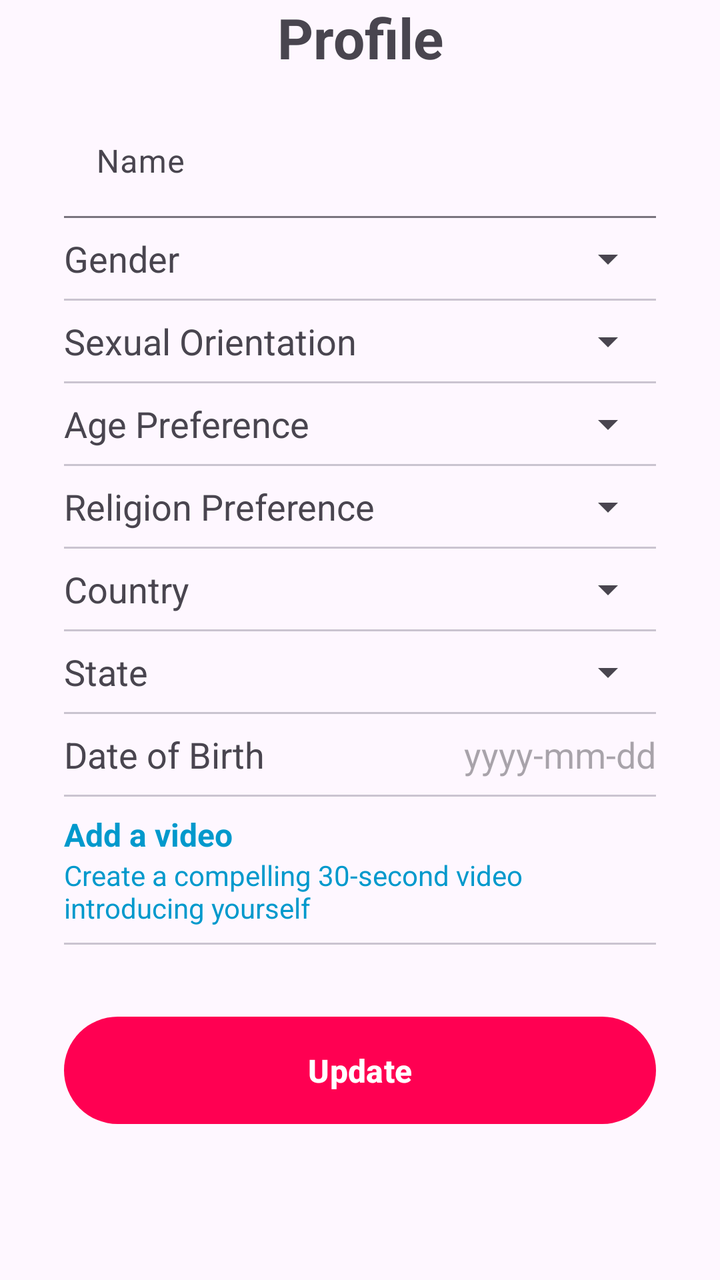
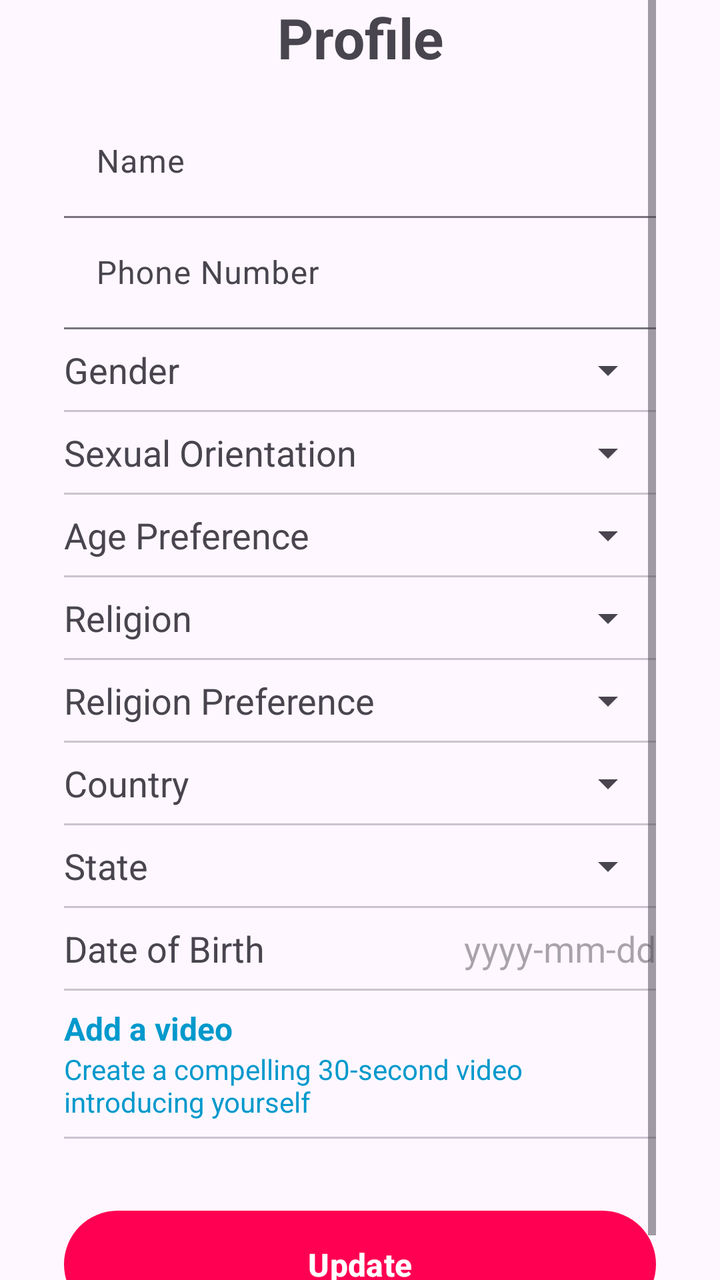

Before-and-after screenshots of an Android layout around one commit, followed by the original layout XML and the change that was made.
<!-- AndroidManifest.xml: application theme Theme.You4me -->
<!-- res/layout/fragment_profile.xml -->
<?xml version="1.0" encoding="utf-8"?>
<ScrollView xmlns:android="http://schemas.android.com/apk/res/android"
    xmlns:app="http://schemas.android.com/apk/res-auto"
    xmlns:tools="http://schemas.android.com/tools"
    android:layout_width="match_parent"
    android:layout_height="match_parent"
    android:layout_marginVertical="16dp"
    android:paddingHorizontal="32dp"
    tools:context=".ui.profile.ProfileFragment">

    <androidx.constraintlayout.widget.ConstraintLayout
        android:layout_width="match_parent"
        android:layout_height="wrap_content">

        <TextView
            android:id="@+id/profile_txt"
            android:layout_width="wrap_content"
            android:layout_height="wrap_content"
            android:text="@string/profile"
            android:textSize="28sp"
            android:textStyle="bold"
            app:layout_constraintEnd_toEndOf="parent"
            app:layout_constraintStart_toStartOf="parent"
            app:layout_constraintTop_toTopOf="parent" />

        <com.google.android.material.textfield.TextInputLayout
            android:id="@+id/name_lyt"
            style="@style/Widget.Material3.TextInputLayout.FilledBox"
            android:layout_width="match_parent"
            android:layout_height="wrap_content"
            android:layout_marginTop="16dp"
            android:hint="@string/name"
            app:layout_constraintTop_toBottomOf="@id/profile_txt">

            <com.google.android.material.textfield.TextInputEditText
                android:id="@+id/name"
                android:layout_width="match_parent"
                android:layout_height="match_parent"
                android:background="@android:color/transparent" />

        </com.google.android.material.textfield.TextInputLayout>

        <androidx.constraintlayout.widget.ConstraintLayout
            android:id="@+id/gender_lyt"
            android:layout_width="match_parent"
            android:layout_height="wrap_content"
            android:layout_marginTop="8dp"
            app:layout_constraintStart_toStartOf="parent"
            app:layout_constraintTop_toBottomOf="@id/name_lyt">

            <TextView
                android:id="@+id/gender_label"
                android:layout_width="wrap_content"
                android:layout_height="wrap_content"
                android:text="@string/gender"
                android:textSize="18sp"
                app:layout_constraintTop_toTopOf="parent"
                app:layout_constraintEnd_toStartOf="@id/gender_spinner"
                app:layout_constraintHorizontal_chainStyle="spread_inside"
                app:layout_constraintStart_toStartOf="parent" />

            <Spinner
                android:id="@+id/gender_spinner"
                android:layout_width="wrap_content"
                android:layout_height="wrap_content"
                app:layout_constraintBottom_toBottomOf="@id/gender_label"
                app:layout_constraintEnd_toEndOf="parent"
                app:layout_constraintStart_toEndOf="@id/gender_label"
                app:layout_constraintTop_toTopOf="@id/gender_label" />

            <com.google.android.material.divider.MaterialDivider
                android:id="@+id/divider8"
                android:layout_width="match_parent"
                android:layout_height="1dp"
                android:layout_marginTop="8dp"
                app:layout_constraintTop_toBottomOf="@id/gender_label" />

        </androidx.constraintlayout.widget.ConstraintLayout>

        <TextView
            android:id="@+id/sexual_orientation_label"
            android:layout_width="wrap_content"
            android:layout_height="wrap_content"
            android:layout_marginTop="8dp"
            android:text="@string/sexual_orientation"
            android:textSize="18sp"
            app:layout_constraintEnd_toStartOf="@id/sexual_orientation_spinner"
            app:layout_constraintHorizontal_chainStyle="spread_inside"
            app:layout_constraintStart_toStartOf="parent"
            app:layout_constraintTop_toBottomOf="@id/gender_lyt" />

        <Spinner
            android:id="@+id/sexual_orientation_spinner"
            android:layout_width="wrap_content"
            android:layout_height="wrap_content"
            app:layout_constraintBottom_toBottomOf="@id/sexual_orientation_label"
            app:layout_constraintEnd_toEndOf="parent"
            app:layout_constraintStart_toEndOf="@id/sexual_orientation_label"
            app:layout_constraintTop_toTopOf="@id/sexual_orientation_label" />

        <com.google.android.material.divider.MaterialDivider
            android:id="@+id/divider1"
            android:layout_width="match_parent"
            android:layout_height="1dp"
            android:layout_marginTop="8dp"
            app:layout_constraintTop_toBottomOf="@id/sexual_orientation_label" />

        <TextView
            android:id="@+id/age_preference_label"
            android:layout_width="wrap_content"
            android:layout_height="wrap_content"
            android:layout_marginTop="8dp"
            android:text="@string/age_preference"
            android:textSize="18sp"
            app:layout_constraintEnd_toStartOf="@id/age_preference_spinner"
            app:layout_constraintHorizontal_chainStyle="spread_inside"
            app:layout_constraintStart_toStartOf="parent"
            app:layout_constraintTop_toBottomOf="@id/divider1" />

        <Spinner
            android:id="@+id/age_preference_spinner"
            android:layout_width="wrap_content"
            android:layout_height="wrap_content"
            app:layout_constraintBottom_toBottomOf="@id/age_preference_label"
            app:layout_constraintEnd_toEndOf="parent"
            app:layout_constraintStart_toEndOf="@id/age_preference_label"
            app:layout_constraintTop_toTopOf="@id/age_preference_label" />

        <com.google.android.material.divider.MaterialDivider
            android:id="@+id/divider2"
            android:layout_width="match_parent"
            android:layout_height="1dp"
            android:layout_marginTop="8dp"
            app:layout_constraintTop_toBottomOf="@id/age_preference_label" />

        <TextView
            android:id="@+id/religion_preference_label"
            android:layout_width="wrap_content"
            android:layout_height="wrap_content"
            android:layout_marginTop="8dp"
            android:text="@string/religion_preference"
            android:textSize="18sp"
            app:layout_constraintEnd_toStartOf="@id/religion_preference_spinner"
            app:layout_constraintHorizontal_chainStyle="spread_inside"
            app:layout_constraintStart_toStartOf="parent"
            app:layout_constraintTop_toBottomOf="@id/divider2" />

        <Spinner
            android:id="@+id/religion_preference_spinner"
            android:layout_width="wrap_content"
            android:layout_height="wrap_content"
            app:layout_constraintBottom_toBottomOf="@id/religion_preference_label"
            app:layout_constraintEnd_toEndOf="parent"
            app:layout_constraintStart_toEndOf="@id/religion_preference_label"
            app:layout_constraintTop_toTopOf="@id/religion_preference_label" />

        <com.google.android.material.divider.MaterialDivider
            android:id="@+id/divider3"
            android:layout_width="match_parent"
            android:layout_height="1dp"
            android:layout_marginTop="8dp"
            app:layout_constraintTop_toBottomOf="@id/religion_preference_label" />

        <TextView
            android:id="@+id/country_label"
            android:layout_width="wrap_content"
            android:layout_height="wrap_content"
            android:layout_marginTop="8dp"
            android:text="@string/country"
            android:textSize="18sp"
            app:layout_constraintEnd_toStartOf="@id/country_spinner"
            app:layout_constraintHorizontal_chainStyle="spread_inside"
            app:layout_constraintStart_toStartOf="parent"
            app:layout_constraintTop_toBottomOf="@id/divider3" />

        <Spinner
            android:id="@+id/country_spinner"
            android:layout_width="wrap_content"
            android:layout_height="wrap_content"
            app:layout_constraintBottom_toBottomOf="@id/country_label"
            app:layout_constraintEnd_toEndOf="parent"
            app:layout_constraintStart_toEndOf="@id/country_label"
            app:layout_constraintTop_toTopOf="@id/country_label" />

        <com.google.android.material.divider.MaterialDivider
            android:id="@+id/divider4"
            android:layout_width="match_parent"
            android:layout_height="1dp"
            android:layout_marginTop="8dp"
            app:layout_constraintTop_toBottomOf="@id/country_label" />

        <TextView
            android:id="@+id/state_label"
            android:layout_width="wrap_content"
            android:layout_height="wrap_content"
            android:layout_marginTop="8dp"
            android:text="@string/state"
            android:textSize="18sp"
            app:layout_constraintEnd_toStartOf="@id/state_spinner"
            app:layout_constraintHorizontal_chainStyle="spread_inside"
            app:layout_constraintStart_toStartOf="parent"
            app:layout_constraintTop_toBottomOf="@id/divider4" />

        <Spinner
            android:id="@+id/state_spinner"
            android:layout_width="wrap_content"
            android:layout_height="wrap_content"
            app:layout_constraintBottom_toBottomOf="@id/state_label"
            app:layout_constraintEnd_toEndOf="parent"
            app:layout_constraintStart_toEndOf="@id/state_label"
            app:layout_constraintTop_toTopOf="@id/state_label" />

        <com.google.android.material.divider.MaterialDivider
            android:id="@+id/divider5"
            android:layout_width="match_parent"
            android:layout_height="1dp"
            android:layout_marginTop="8dp"
            app:layout_constraintTop_toBottomOf="@id/state_label" />

        <TextView
            android:id="@+id/dob_label"
            android:layout_width="wrap_content"
            android:layout_height="wrap_content"
            android:layout_marginTop="8dp"
            android:text="@string/dob"
            android:textSize="18sp"
            app:layout_constraintEnd_toStartOf="@id/dob"
            app:layout_constraintHorizontal_chainStyle="spread_inside"
            app:layout_constraintStart_toStartOf="parent"
            app:layout_constraintTop_toBottomOf="@id/divider5" />

        <com.google.android.material.textfield.TextInputEditText
            android:id="@+id/dob"
            android:layout_width="wrap_content"
            android:layout_height="wrap_content"
            android:background="@android:color/transparent"
            android:hint="@string/date_hint"
            android:inputType="none"
            app:layout_constraintBottom_toBottomOf="@id/dob_label"
            app:layout_constraintEnd_toEndOf="parent"
            app:layout_constraintStart_toEndOf="@id/dob_label"
            app:layout_constraintTop_toTopOf="@id/dob_label" />

        <com.google.android.material.divider.MaterialDivider
            android:id="@+id/divider6"
            android:layout_width="match_parent"
            android:layout_height="1dp"
            android:layout_marginTop="8dp"
            app:layout_constraintTop_toBottomOf="@id/dob_label" />

        <LinearLayout
            android:id="@+id/add_video_lyt"
            android:layout_width="match_parent"
            android:layout_height="wrap_content"
            android:layout_marginTop="8dp"
            android:orientation="vertical"
            app:layout_constraintTop_toBottomOf="@id/divider6">

            <TextView
                android:layout_width="wrap_content"
                android:layout_height="wrap_content"
                android:text="@string/add_video"
                android:textColor="@android:color/holo_blue_dark"
                android:textSize="16sp"
                android:textStyle="bold" />

            <TextView
                android:layout_width="wrap_content"
                android:layout_height="wrap_content"
                android:text="@string/create_video"
                android:textColor="@android:color/holo_blue_dark" />
        </LinearLayout>

        <com.google.android.material.divider.MaterialDivider
            android:id="@+id/divider7"
            android:layout_width="match_parent"
            android:layout_height="1dp"
            android:layout_marginTop="8dp"
            app:layout_constraintTop_toBottomOf="@id/add_video_lyt" />

        <com.google.android.material.button.MaterialButton
            android:id="@+id/edit_btn"
            android:layout_width="match_parent"
            android:layout_height="wrap_content"
            android:layout_marginTop="32dp"
            android:padding="16dp"
            android:text="@string/update"
            android:textSize="16sp"
            android:textStyle="bold"
            app:layout_constraintTop_toBottomOf="@id/divider7" />

        <com.google.android.material.progressindicator.CircularProgressIndicator
            android:id="@+id/progress_circular"
            style="@style/Widget.Material3.CircularProgressIndicator.Medium"
            android:layout_width="wrap_content"
            android:layout_height="wrap_content"
            android:layout_marginTop="32dp"
            android:layout_marginBottom="4dp"
            android:indeterminate="true"
            android:visibility="gone"
            app:layout_constraintEnd_toEndOf="parent"
            app:layout_constraintStart_toStartOf="parent"
            app:layout_constraintTop_toBottomOf="@id/divider7" />

    </androidx.constraintlayout.widget.ConstraintLayout>

</ScrollView>
<!-- resources referenced by this layout -->
<resources>
  <string name="add_video">Add a video</string>
  <string name="age_preference">Age Preference</string>
  <string name="country">Country</string>
  <string name="create_video">Create a compelling 30-second video introducing yourself</string>
  <string name="date_hint">yyyy-mm-dd</string>
  <string name="dob">Date of Birth</string>
  <string name="gender">Gender</string>
  <string name="name">Name</string>
  <string name="profile">Profile</string>
  <string name="religion_preference">Religion Preference</string>
  <string name="sexual_orientation">Sexual Orientation</string>
  <string name="state">State</string>
  <string name="update">Update</string>
  <style name="Theme.You4me" parent="Base.Theme.You4me" />
  <style name="Base.Theme.You4me" parent="Theme.Material3.Light.NoActionBar">
          
           <item name="colorPrimary">@color/primary_pink</item>
      </style>
  <color name="primary_pink">#ffff0052</color>
</resources>

<!-- the commit's change to res/layout/fragment_profile.xml (unified diff, before → after) -->
@@ -40,13 +40,31 @@
 
         </com.google.android.material.textfield.TextInputLayout>
 
+        <com.google.android.material.textfield.TextInputLayout
+            android:id="@+id/phone_lyt"
+            style="@style/Widget.Material3.TextInputLayout.FilledBox"
+            android:layout_width="match_parent"
+            android:layout_height="wrap_content"
+            android:hint="@string/phone_number"
+            app:layout_constraintTop_toBottomOf="@id/name_lyt">
+
+            <com.google.android.material.textfield.TextInputEditText
+                android:id="@+id/phone"
+                android:layout_width="match_parent"
+                android:layout_height="match_parent"
+                android:background="@android:color/transparent"
+                android:inputType="phone" />
+
+        </com.google.android.material.textfield.TextInputLayout>
+
+
         <androidx.constraintlayout.widget.ConstraintLayout
             android:id="@+id/gender_lyt"
             android:layout_width="match_parent"
             android:layout_height="wrap_content"
             android:layout_marginTop="8dp"
             app:layout_constraintStart_toStartOf="parent"
-            app:layout_constraintTop_toBottomOf="@id/name_lyt">
+            app:layout_constraintTop_toBottomOf="@id/phone_lyt">
 
             <TextView
                 android:id="@+id/gender_label"
@@ -54,10 +72,10 @@
                 android:layout_height="wrap_content"
                 android:text="@string/gender"
                 android:textSize="18sp"
-                app:layout_constraintTop_toTopOf="parent"
                 app:layout_constraintEnd_toStartOf="@id/gender_spinner"
                 app:layout_constraintHorizontal_chainStyle="spread_inside"
-                app:layout_constraintStart_toStartOf="parent" />
+                app:layout_constraintStart_toStartOf="parent"
+                app:layout_constraintTop_toTopOf="parent" />
 
             <Spinner
                 android:id="@+id/gender_spinner"
@@ -134,6 +152,34 @@
             app:layout_constraintTop_toBottomOf="@id/age_preference_label" />
 
         <TextView
+            android:id="@+id/religion_label"
+            android:layout_width="wrap_content"
+            android:layout_height="wrap_content"
+            android:layout_marginTop="8dp"
+            android:text="@string/religion"
+            android:textSize="18sp"
+            app:layout_constraintEnd_toStartOf="@id/religion_spinner"
+            app:layout_constraintHorizontal_chainStyle="spread_inside"
+            app:layout_constraintStart_toStartOf="parent"
+            app:layout_constraintTop_toBottomOf="@id/divider2" />
+
+        <Spinner
+            android:id="@+id/religion_spinner"
+            android:layout_width="wrap_content"
+            android:layout_height="wrap_content"
+            app:layout_constraintBottom_toBottomOf="@id/religion_label"
+            app:layout_constraintEnd_toEndOf="parent"
+            app:layout_constraintStart_toEndOf="@id/religion_label"
+            app:layout_constraintTop_toTopOf="@id/religion_label" />
+
+        <com.google.android.material.divider.MaterialDivider
+            android:id="@+id/divider9"
+            android:layout_width="match_parent"
+            android:layout_height="1dp"
+            android:layout_marginTop="8dp"
+            app:layout_constraintTop_toBottomOf="@id/religion_label" />
+
+        <TextView
             android:id="@+id/religion_preference_label"
             android:layout_width="wrap_content"
             android:layout_height="wrap_content"
@@ -143,7 +189,7 @@
             app:layout_constraintEnd_toStartOf="@id/religion_preference_spinner"
             app:layout_constraintHorizontal_chainStyle="spread_inside"
             app:layout_constraintStart_toStartOf="parent"
-            app:layout_constraintTop_toBottomOf="@id/divider2" />
+            app:layout_constraintTop_toBottomOf="@id/divider9" />
 
         <Spinner
             android:id="@+id/religion_preference_spinner"
<!-- resource entries referenced after the edit -->
@@ -8,7 +8,9 @@
   <string name="dob">Date of Birth</string>
   <string name="gender">Gender</string>
   <string name="name">Name</string>
+  <string name="phone_number">Phone Number</string>
   <string name="profile">Profile</string>
+  <string name="religion">Religion</string>
   <string name="religion_preference">Religion Preference</string>
   <string name="sexual_orientation">Sexual Orientation</string>
   <string name="state">State</string>
